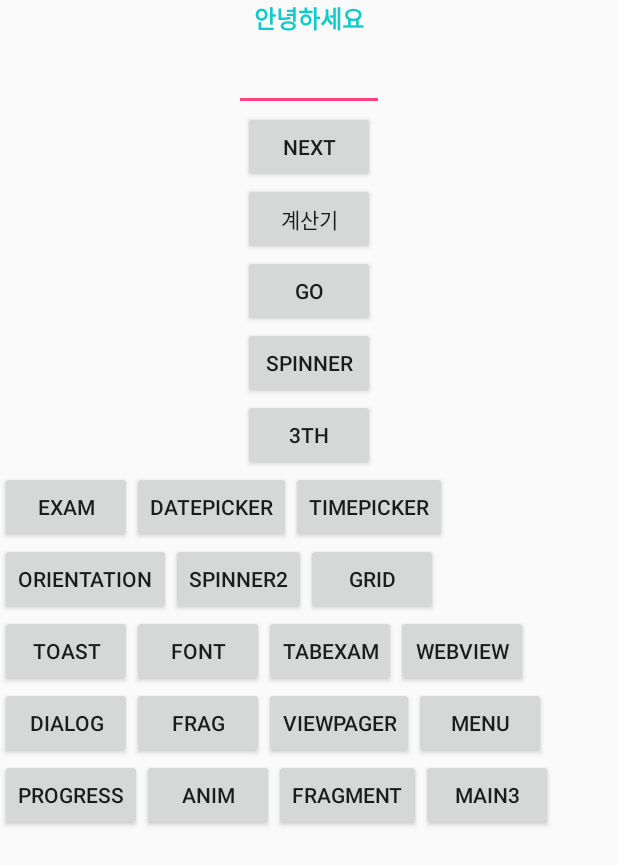
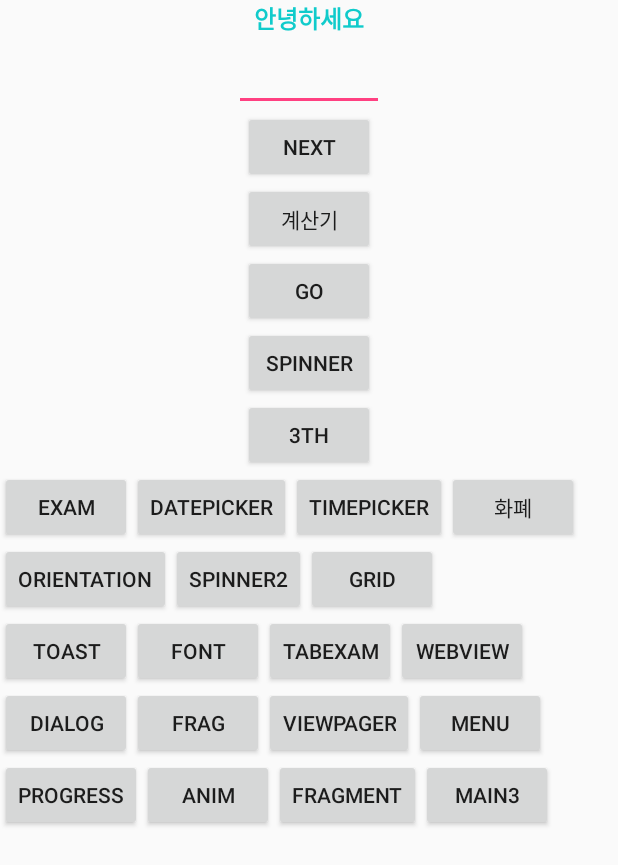
Before and after one commit to WooVictory/android_practice, an Android app: the screen it shows after launch (MainActivity), on a phone screen of 412 x 824 dp. Shown: the top 865 px of the screen. Run offline under Robolectric (Android 15) with nearby library versions, the phone set to English and light mode, and no system bars; libraries missing offline, so code that uses them is left out: com.tsengvn.typekit; Roboto replaces fonts that are not available here; 1 statement that could not run was skipped.

Commit message:
레이아웃에 버튼 추가

```diff
--- a/20180116java/app/src/main/res/layout/activity_main.xml
+++ b/20180116java/app/src/main/res/layout/activity_main.xml
@@ -90,6 +90,13 @@
             android:layout_width="wrap_content"
             android:layout_height="wrap_content"
             android:text="timepicker"
+            android:layout_gravity="center"
+            />
+        <Button
+            android:id="@+id/moneyUnitBtn"
+            android:layout_width="wrap_content"
+            android:layout_height="wrap_content"
+            android:text="화폐"
             android:layout_gravity="center"
             />
     </LinearLayout>
```
